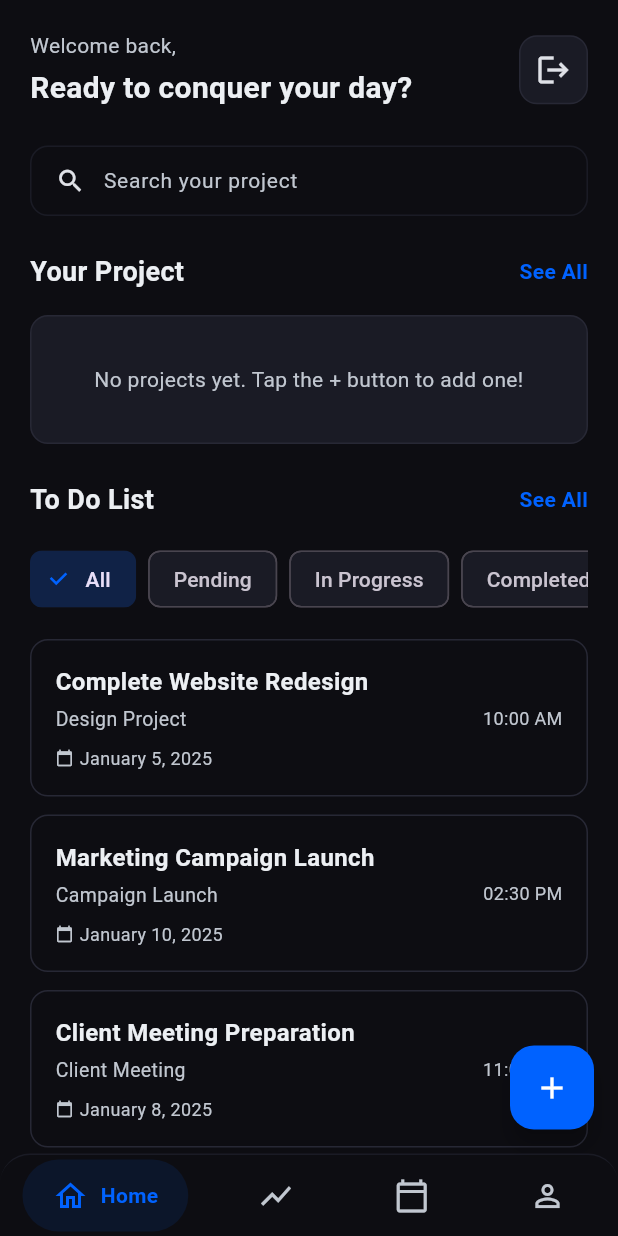
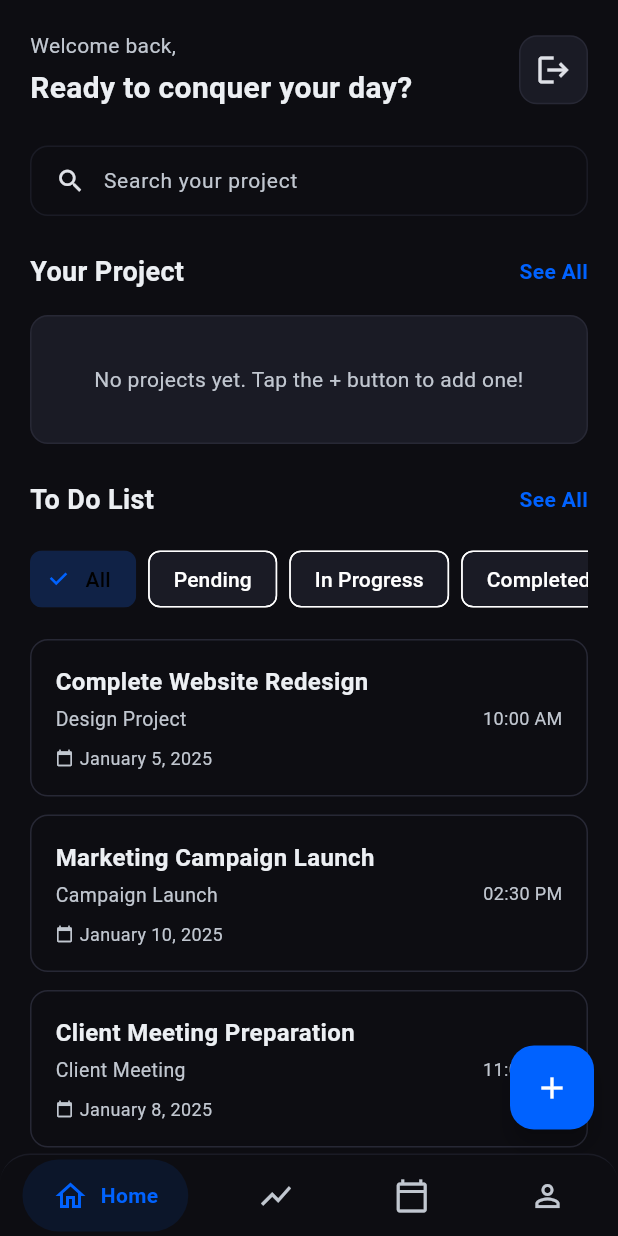
Before and after one commit to LDrago-zae/dev_flow, a Flutter app: the HomeScreen screen opened by its route, on a phone screen of 412 x 824 dp. Run offline on Flutter 3.47's test engine with Material 3 defaults, Android fonts, the phone set to English and light mode, and no system bars; drawn by our look-alikes of google_nav_bar; our stand-ins replace flutter_dotenv, flutter_svg, font_awesome_flutter, get, go_router, google_fonts and 4 more; accounts and stored records are empty.

Commit message:
feat: Add card color constants for light and dark themes in app_colors.dart and update theme configuration in main.dart

```diff
--- a/lib/core/constants/app_colors.dart
+++ b/lib/core/constants/app_colors.dart
@@ -23,6 +23,16 @@ class LightThemeColors {
   static const Color textPrimary = Color(0xFF272835);
   static const Color textSecondary = Color(0xFF666B80);
   static const Color icon = Color(0xFF818898);
+
+  // ----------- CARD COLORS -----------
+  static const Color cardBlue = Color(0xFF1565C0);
+  static const Color cardRed = Color(0xFFC62828);
+  static const Color cardGold = Color(0xFFEF6C00);
+  static const Color cardGreen = Color(0xFF2E7D32);
+  static const Color cardPurple = Color(0xFF6A1B9A);
+  static const Color cardTeal = Color(0xFF00695C);
+  static const Color cardIndigo = Color(0xFF283593);
+  static const Color cardPink = Color(0xFFC2185B);
 
   // ----------- ALERT / SUCCESS -----------
   static const Color successLight = Color(0xFFE5FFFF);
@@ -64,6 +74,16 @@ class DarkThemeColors {
   static const Color textSecondary = Color(0xFFC1C7D0);
   static const Color icon = Color(0xFFDFE1E7);
 
+  // ----------- CARD COLORS -----------
+  static const Color cardBlue = Color.fromARGB(255, 6, 78, 150);
+  static const Color cardRed = Color(0xFFD32F2F);
+  static const Color cardGold = Color(0xFFF57C00);
+  static const Color cardGreen = Color(0xFF388E3C);
+  static const Color cardPurple = Color(0xFF7B1FA2);
+  static const Color cardTeal = Color(0xFF00796B);
+  static const Color cardIndigo = Color.fromARGB(255, 100, 48, 159);
+  static const Color cardPink = Color(0xFFD81B60);
+
   // ----------- ALERT / SUCCESS -----------
   static const Color successLight = Color(0xFF184E44);
   static const Color success = Color(0xFF28806F);
--- a/lib/main.dart
+++ b/lib/main.dart
@@ -2,6 +2,7 @@ import 'package:dev_flow/routes/app_routes.dart';
 import 'package:flutter/material.dart';
 import 'package:supabase_flutter/supabase_flutter.dart';
 import 'package:flutter_dotenv/flutter_dotenv.dart';
+import 'package:dev_flow/core/constants/app_colors.dart';
 
 void main() async {
   await dotenv.load(fileName: '.env');
@@ -31,7 +32,14 @@ class _MyAppState extends State<MyApp> {
       debugShowCheckedModeBanner: false,
       title: 'Dev Flow',
       routerConfig: AppRoutes.router,
-      theme: ThemeData.dark(),
+      theme: ThemeData.dark().copyWith(
+        scaffoldBackgroundColor: Colors.black,
+        colorScheme: ColorScheme.dark(
+          surface: DarkThemeColors.surface,
+          // background: Colors.black,
+          primary: DarkThemeColors.primary100,
+        ),
+      ),
     );
   }
 }
```
